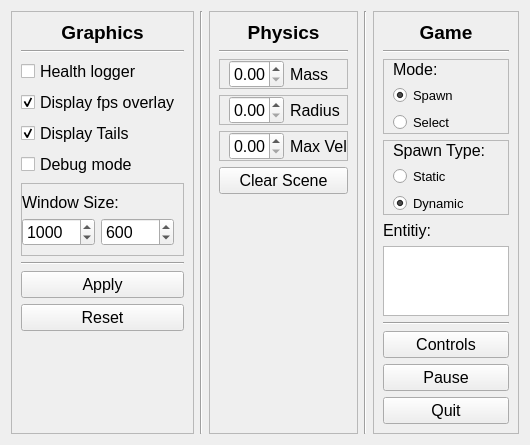
kpdudek/PhysicsSim, file ui/settings_window.ui: the form before one commit.
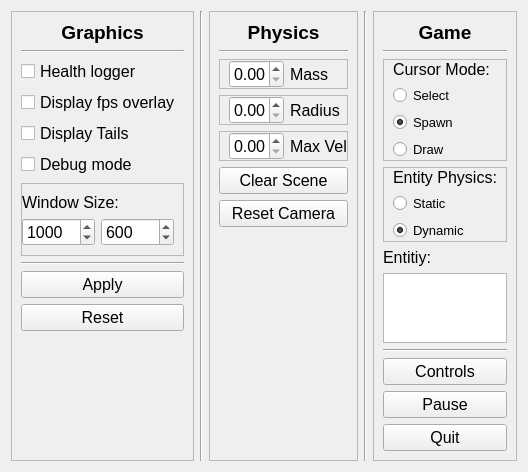
The form after the commit.

What changed in the file:
```diff
--- a/ui/settings_window.ui
+++ b/ui/settings_window.ui
@@ -6,8 +6,8 @@
    <rect>
     <x>0</x>
     <y>0</y>
-    <width>530</width>
-    <height>444</height>
+    <width>518</width>
+    <height>466</height>
    </rect>
   </property>
   <property name="windowTitle">
@@ -234,6 +234,18 @@
         </property>
        </widget>
       </item>
+      <item>
+       <widget class="QPushButton" name="reset_camera_button">
+        <property name="font">
+         <font>
+          <pointsize>12</pointsize>
+         </font>
+        </property>
+        <property name="text">
+         <string>Reset Camera</string>
+        </property>
+       </widget>
+      </item>
       <item>
        <spacer name="verticalSpacer">
         <property name="orientation">
@@ -311,9 +323,6 @@
         <property name="text">
          <string>Display fps overlay</string>
         </property>
-        <property name="checked">
-         <bool>true</bool>
-        </property>
        </widget>
       </item>
       <item>
@@ -326,9 +335,6 @@
         <property name="text">
          <string>Display Tails</string>
         </property>
-        <property name="checked">
-         <bool>true</bool>
-        </property>
        </widget>
       </item>
       <item>
@@ -526,7 +532,7 @@
          <property name="bottomMargin">
           <number>0</number>
          </property>
-         <item row="1" column="0">
+         <item row="2" column="0">
           <widget class="QRadioButton" name="spawn_mode_radio_button">
            <property name="font">
             <font>
@@ -549,11 +555,23 @@
             </font>
            </property>
            <property name="text">
-            <string>Mode:</string>
+            <string>Cursor Mode:</string>
            </property>
           </widget>
          </item>
-         <item row="2" column="0">
+         <item row="4" column="0">
+          <widget class="QRadioButton" name="draw_mode_radio_button">
+           <property name="font">
+            <font>
+             <pointsize>10</pointsize>
+            </font>
+           </property>
+           <property name="text">
+            <string>Draw</string>
+           </property>
+          </widget>
+         </item>
+         <item row="1" column="0">
           <widget class="QRadioButton" name="select_mode_radio_button">
            <property name="font">
             <font>
@@ -591,7 +609,7 @@
             </font>
            </property>
            <property name="text">
-            <string>Spawn Type:</string>
+            <string>Entity Physics:</string>
            </property>
           </widget>
          </item>
```
Left out of the diff: 6 changed lines with no effect on the pictures.
